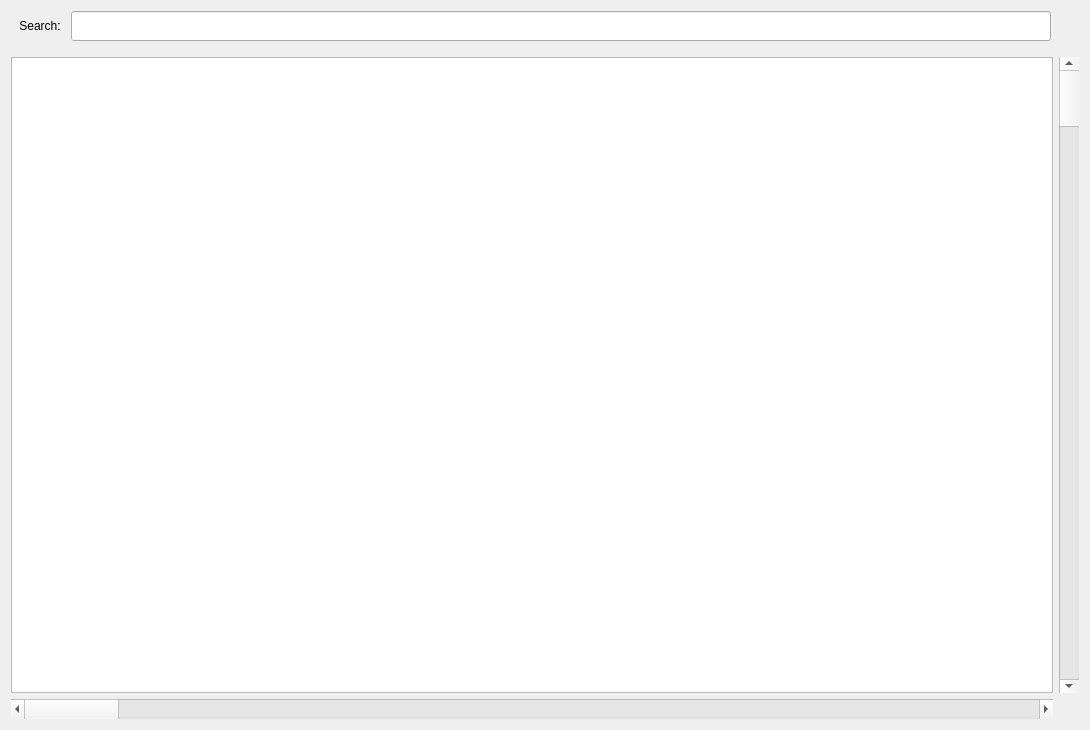
This is Forms/Search_books.ui in IoannShilo/QT_Librarian as Qt 5 draws it before an edit. The edited form follows.
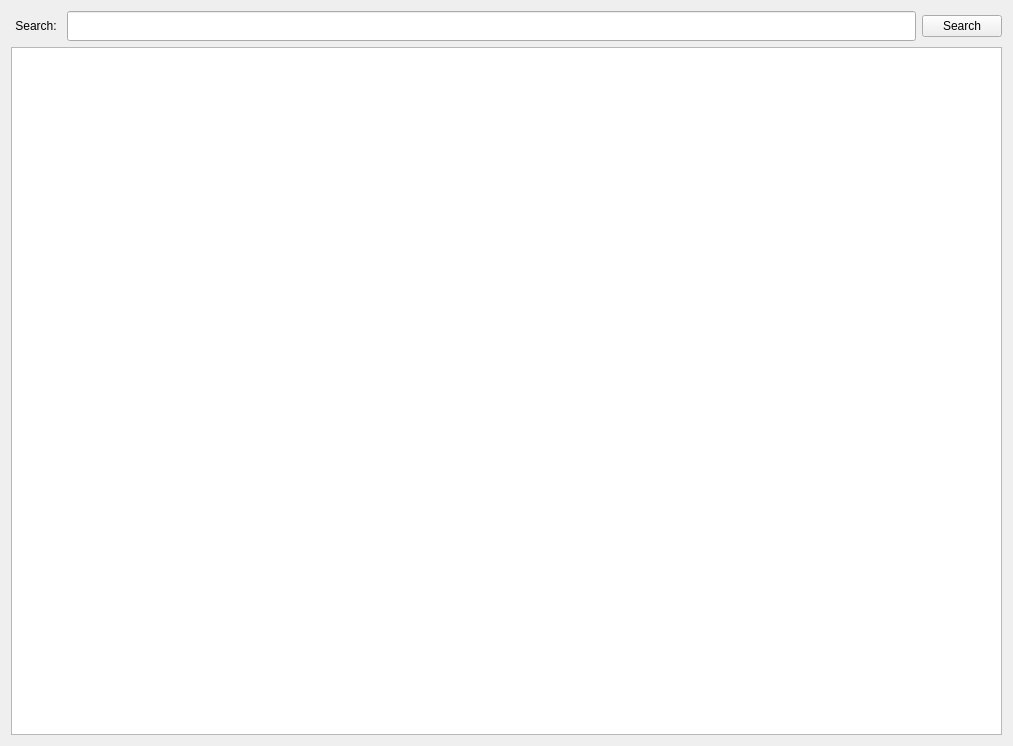
This is the edited form.

```diff
--- a/Forms/Search_books.ui
+++ b/Forms/Search_books.ui
@@ -6,48 +6,24 @@
    <rect>
     <x>0</x>
     <y>0</y>
-    <width>1090</width>
-    <height>730</height>
+    <width>1013</width>
+    <height>746</height>
    </rect>
   </property>
   <property name="sizePolicy">
-   <sizepolicy hsizetype="Fixed" vsizetype="Fixed">
+   <sizepolicy hsizetype="Preferred" vsizetype="Preferred">
     <horstretch>0</horstretch>
     <verstretch>0</verstretch>
    </sizepolicy>
   </property>
-  <property name="minimumSize">
-   <size>
-    <width>1090</width>
-    <height>730</height>
-   </size>
-  </property>
-  <property name="maximumSize">
-   <size>
-    <width>1090</width>
-    <height>730</height>
-   </size>
-  </property>
   <property name="windowTitle">
    <string>Form</string>
   </property>
-  <layout class="QVBoxLayout" name="verticalLayout_3">
+  <layout class="QVBoxLayout" name="verticalLayout_2">
    <item>
-    <layout class="QVBoxLayout" name="verticalLayout_2">
-     <property name="bottomMargin">
-      <number>0</number>
-     </property>
+    <layout class="QVBoxLayout" name="verticalLayout">
      <item>
       <layout class="QHBoxLayout" name="horizontalLayout">
-       <property name="leftMargin">
-        <number>4</number>
-       </property>
-       <property name="rightMargin">
-        <number>28</number>
-       </property>
-       <property name="bottomMargin">
-        <number>10</number>
-       </property>
        <item>
         <widget class="QLabel" name="label">
          <property name="minimumSize">
@@ -80,64 +56,17 @@
          </property>
         </widget>
        </item>
+       <item>
+        <widget class="QPushButton" name="pushButton">
+         <property name="text">
+          <string>Search</string>
+         </property>
+        </widget>
+       </item>
       </layout>
      </item>
      <item>
-      <layout class="QVBoxLayout" name="verticalLayout">
-       <item>
-        <layout class="QHBoxLayout" name="horizontalLayout_3">
-         <item>
-          <widget class="QTableView" name="tableView"/>
-         </item>
-         <item>
-          <widget class="QScrollBar" name="verticalScrollBar">
-           <property name="minimumSize">
-            <size>
-             <width>20</width>
-             <height>0</height>
-            </size>
-           </property>
-           <property name="orientation">
-            <enum>Qt::Vertical</enum>
-           </property>
-          </widget>
-         </item>
-        </layout>
-       </item>
-       <item>
-        <layout class="QHBoxLayout" name="horizontalLayout_2">
-         <item>
-          <widget class="QScrollBar" name="horizontalScrollBar">
-           <property name="minimumSize">
-            <size>
-             <width>0</width>
-             <height>20</height>
-            </size>
-           </property>
-           <property name="orientation">
-            <enum>Qt::Horizontal</enum>
-           </property>
-          </widget>
-         </item>
-         <item>
-          <spacer name="horizontalSpacer">
-           <property name="orientation">
-            <enum>Qt::Horizontal</enum>
-           </property>
-           <property name="sizeType">
-            <enum>QSizePolicy::Fixed</enum>
-           </property>
-           <property name="sizeHint" stdset="0">
-            <size>
-             <width>26</width>
-             <height>20</height>
-            </size>
-           </property>
-          </spacer>
-         </item>
-        </layout>
-       </item>
-      </layout>
+      <widget class="QTableView" name="tableView"/>
      </item>
     </layout>
    </item>
```
